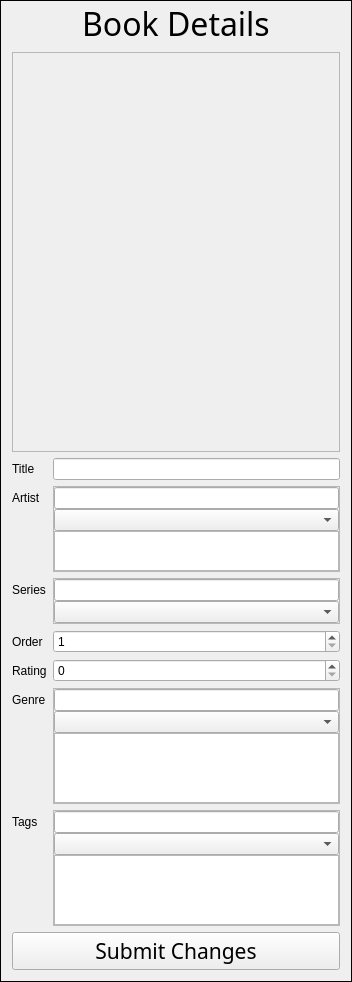
Above: ui/details_frame.ui from rexosorous/manga-viewer before the change. Below: the same form after it.
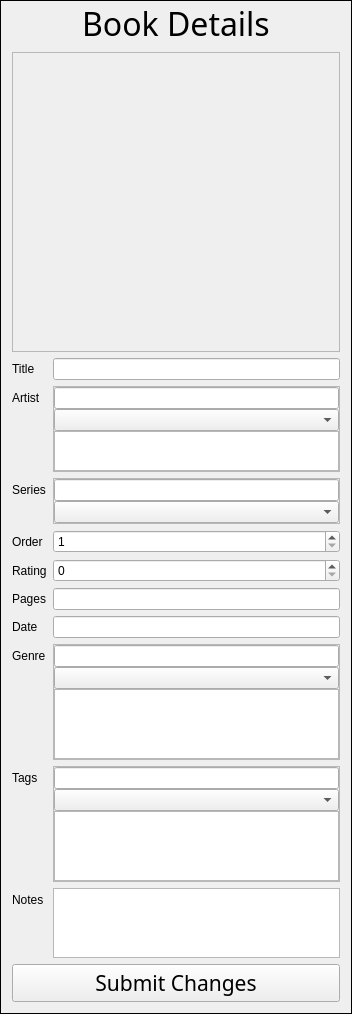
That is the form after the change. Icons and pictures are not drawn.

Commit message: removed the feature to select multiple spines and began work on the details panel

What changed in the file:
```diff
--- a/ui/details_frame.ui
+++ b/ui/details_frame.ui
@@ -47,7 +47,7 @@
      <property name="minimumSize">
       <size>
        <width>0</width>
-       <height>400</height>
+       <height>300</height>
       </size>
      </property>
      <property name="maximumSize">
@@ -82,14 +82,14 @@
        <widget class="QLabel" name="cover_img">
         <property name="minimumSize">
          <size>
-          <width>280</width>
-          <height>400</height>
+          <width>210</width>
+          <height>300</height>
          </size>
         </property>
         <property name="maximumSize">
          <size>
-          <width>280</width>
-          <height>400</height>
+          <width>210</width>
+          <height>300</height>
          </size>
         </property>
         <property name="text">
@@ -169,14 +169,14 @@
      </layout>
     </widget>
    </item>
-   <item row="4" column="0">
+   <item row="5" column="0">
     <widget class="QLabel" name="label_11">
      <property name="text">
       <string>Series</string>
      </property>
     </widget>
    </item>
-   <item row="4" column="1">
+   <item row="5" column="1">
     <widget class="QFrame" name="frame_12">
      <property name="frameShape">
       <enum>QFrame::StyledPanel</enum>
@@ -209,42 +209,42 @@
      </layout>
     </widget>
    </item>
-   <item row="5" column="0">
+   <item row="6" column="0">
     <widget class="QLabel" name="label_9">
      <property name="text">
       <string>Order</string>
      </property>
     </widget>
    </item>
-   <item row="5" column="1">
+   <item row="6" column="1">
     <widget class="QSpinBox" name="order_number">
      <property name="minimum">
       <number>1</number>
      </property>
     </widget>
    </item>
-   <item row="6" column="0">
+   <item row="7" column="0">
     <widget class="QLabel" name="label_13">
      <property name="text">
       <string>Rating</string>
      </property>
     </widget>
    </item>
-   <item row="6" column="1">
+   <item row="7" column="1">
     <widget class="QSpinBox" name="rating_number">
      <property name="maximum">
       <number>10</number>
      </property>
     </widget>
    </item>
-   <item row="7" column="0">
+   <item row="10" column="0">
     <widget class="QLabel" name="label_10">
      <property name="text">
       <string>Genre</string>
      </property>
     </widget>
    </item>
-   <item row="7" column="1">
+   <item row="10" column="1">
     <widget class="QFrame" name="frame_11">
      <property name="frameShape">
       <enum>QFrame::StyledPanel</enum>
@@ -287,14 +287,14 @@
      </layout>
     </widget>
    </item>
-   <item row="8" column="0">
+   <item row="11" column="0">
     <widget class="QLabel" name="label_14">
      <property name="text">
       <string>Tags</string>
      </property>
     </widget>
    </item>
-   <item row="8" column="1">
+   <item row="11" column="1">
     <widget class="QFrame" name="frame_8">
      <property name="frameShape">
       <enum>QFrame::StyledPanel</enum>
@@ -337,7 +337,17 @@
      </layout>
     </widget>
    </item>
-   <item row="9" column="0" colspan="2">
+   <item row="12" column="0">
+    <widget class="QLabel" name="label">
+     <property name="text">
+      <string>Notes</string>
+     </property>
+    </widget>
+   </item>
+   <item row="12" column="1">
+    <widget class="QTextEdit" name="notes_text"/>
+   </item>
+   <item row="13" column="0" colspan="2">
     <widget class="QPushButton" name="submit_button">
      <property name="font">
       <font>
@@ -350,6 +360,34 @@
      </property>
     </widget>
    </item>
+   <item row="8" column="0">
+    <widget class="QLabel" name="label_2">
+     <property name="text">
+      <string>Pages</string>
+     </property>
+    </widget>
+   </item>
+   <item row="9" column="0">
+    <widget class="QLabel" name="label_3">
+     <property name="text">
+      <string>Date</string>
+     </property>
+    </widget>
+   </item>
+   <item row="8" column="1">
+    <widget class="QLineEdit" name="pages_text">
+     <property name="readOnly">
+      <bool>true</bool>
+     </property>
+    </widget>
+   </item>
+   <item row="9" column="1">
+    <widget class="QLineEdit" name="date_text">
+     <property name="readOnly">
+      <bool>true</bool>
+     </property>
+    </widget>
+   </item>
   </layout>
  </widget>
  <resources/>
```
The commit also changes 4 other files.
